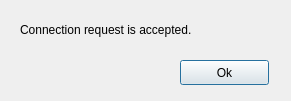
The window that connectionaccepteddialog.ui (omercankilic/V_ChatApp) describes before a commit, drawn with Qt 5.
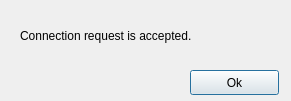
The same window after the commit.

```diff
--- a/connectionaccepteddialog.ui
+++ b/connectionaccepteddialog.ui
@@ -17,20 +17,23 @@
    <property name="geometry">
     <rect>
      <x>20</x>
-     <y>20</y>
+     <y>10</y>
      <width>251</width>
-     <height>20</height>
+     <height>51</height>
     </rect>
    </property>
    <property name="text">
     <string>Connection request is accepted.</string>
    </property>
+   <property name="wordWrap">
+    <bool>true</bool>
+   </property>
   </widget>
   <widget class="QPushButton" name="pushButton">
    <property name="geometry">
     <rect>
-     <x>180</x>
-     <y>60</y>
+     <x>190</x>
+     <y>70</y>
      <width>89</width>
      <height>25</height>
     </rect>
```
